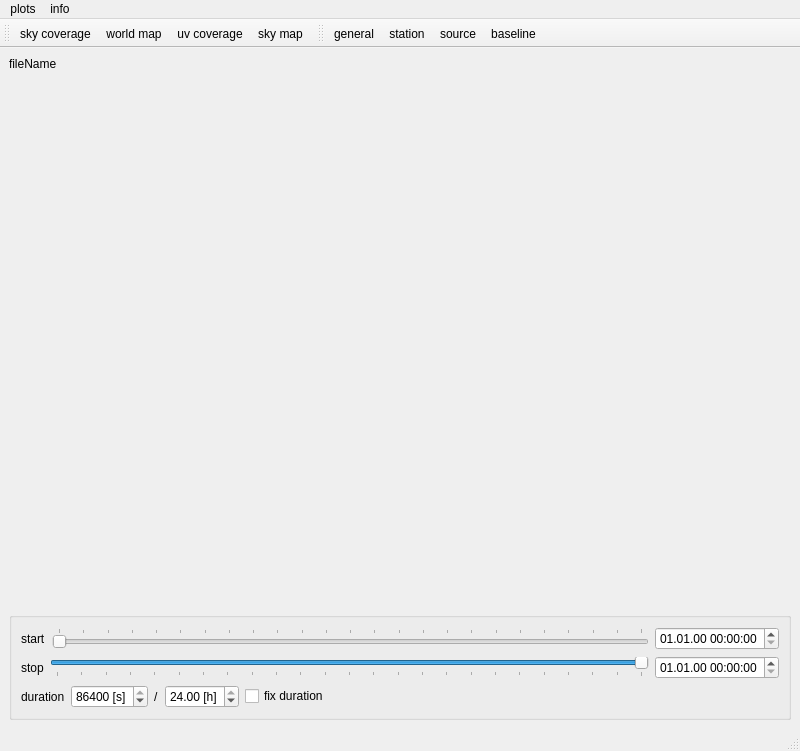
Above: vieschedpp_analyser.ui from TUW-VieVS/VieSchedpp before the change. Below: the same form after it.
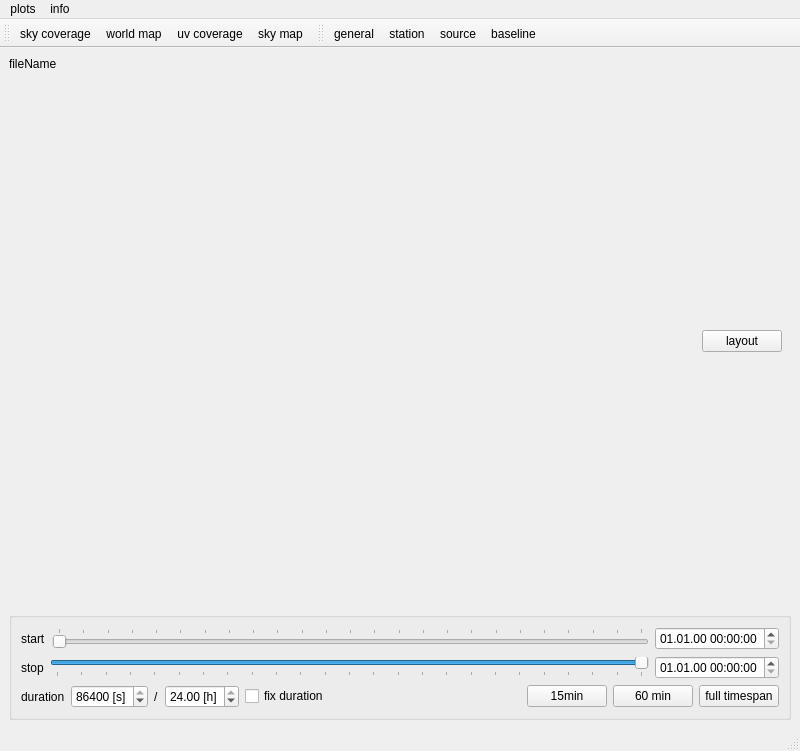
That is the form after the change. The open tabs and pages were chosen to show the change. Icons and pictures are not drawn.

Commit message: UV-Coverage added

What changed in the file:
```diff
--- a/vieschedpp_analyser.ui
+++ b/vieschedpp_analyser.ui
@@ -224,7 +224,37 @@
         </item>
        </layout>
       </widget>
-      <widget class="QWidget" name="uv"/>
+      <widget class="QWidget" name="uv">
+       <layout class="QVBoxLayout" name="verticalLayout_15" stretch="0,1">
+        <item>
+         <layout class="QHBoxLayout" name="horizontalLayout_13">
+          <item>
+           <spacer name="horizontalSpacer_5">
+            <property name="orientation">
+             <enum>Qt::Horizontal</enum>
+            </property>
+            <property name="sizeHint" stdset="0">
+             <size>
+              <width>40</width>
+              <height>20</height>
+             </size>
+            </property>
+           </spacer>
+          </item>
+          <item>
+           <widget class="QPushButton" name="pushButton_uvCoverageLayout">
+            <property name="text">
+             <string>layout</string>
+            </property>
+           </widget>
+          </item>
+         </layout>
+        </item>
+        <item>
+         <layout class="QGridLayout" name="gridLayout_uv_coverage"/>
+        </item>
+       </layout>
+      </widget>
       <widget class="QWidget" name="sources">
        <layout class="QHBoxLayout" name="horizontalLayout_9">
         <item>
@@ -1184,6 +1214,39 @@
            </property>
           </spacer>
          </item>
+         <item>
+          <widget class="QPushButton" name="pushButton_30min">
+           <property name="maximumSize">
+            <size>
+             <width>16777215</width>
+             <height>16777215</height>
+            </size>
+           </property>
+           <property name="text">
+            <string>15min</string>
+           </property>
+          </widget>
+         </item>
+         <item>
+          <widget class="QPushButton" name="pushButton_60min">
+           <property name="maximumSize">
+            <size>
+             <width>16777215</width>
+             <height>16777215</height>
+            </size>
+           </property>
+           <property name="text">
+            <string>60 min</string>
+           </property>
+          </widget>
+         </item>
+         <item>
+          <widget class="QPushButton" name="pushButton_full">
+           <property name="text">
+            <string>full timespan</string>
+           </property>
+          </widget>
+         </item>
         </layout>
        </item>
       </layout>
```
Left out of the diff: 2 changed lines with no effect on the pictures. The commit also changes 7 other files.
